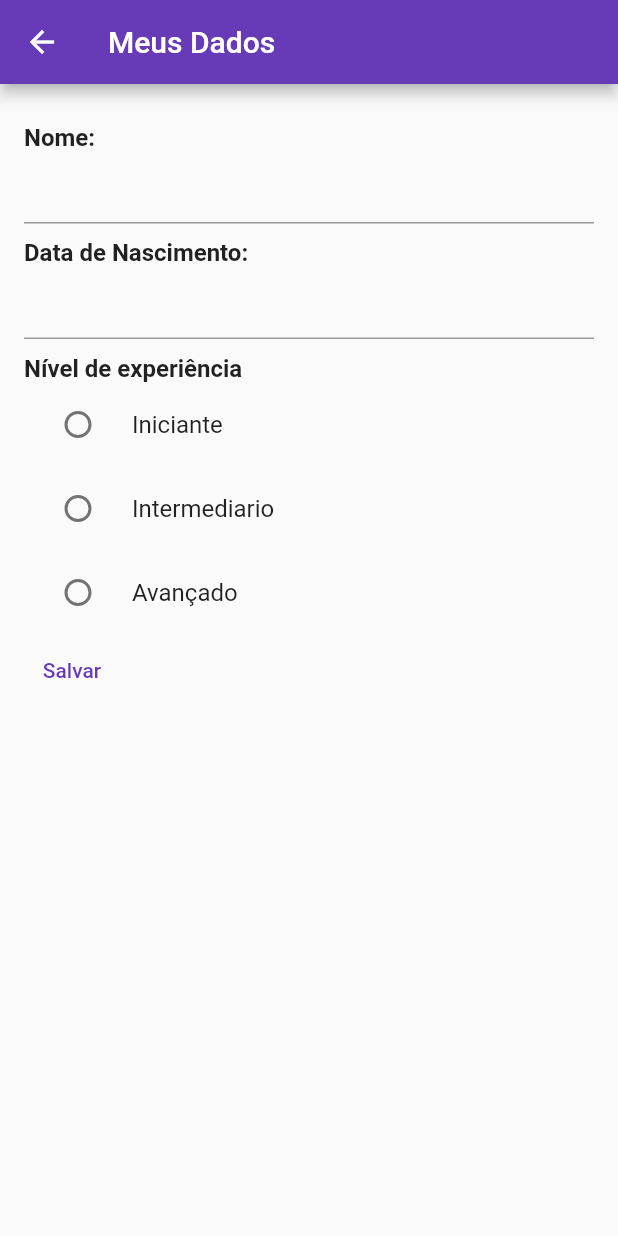
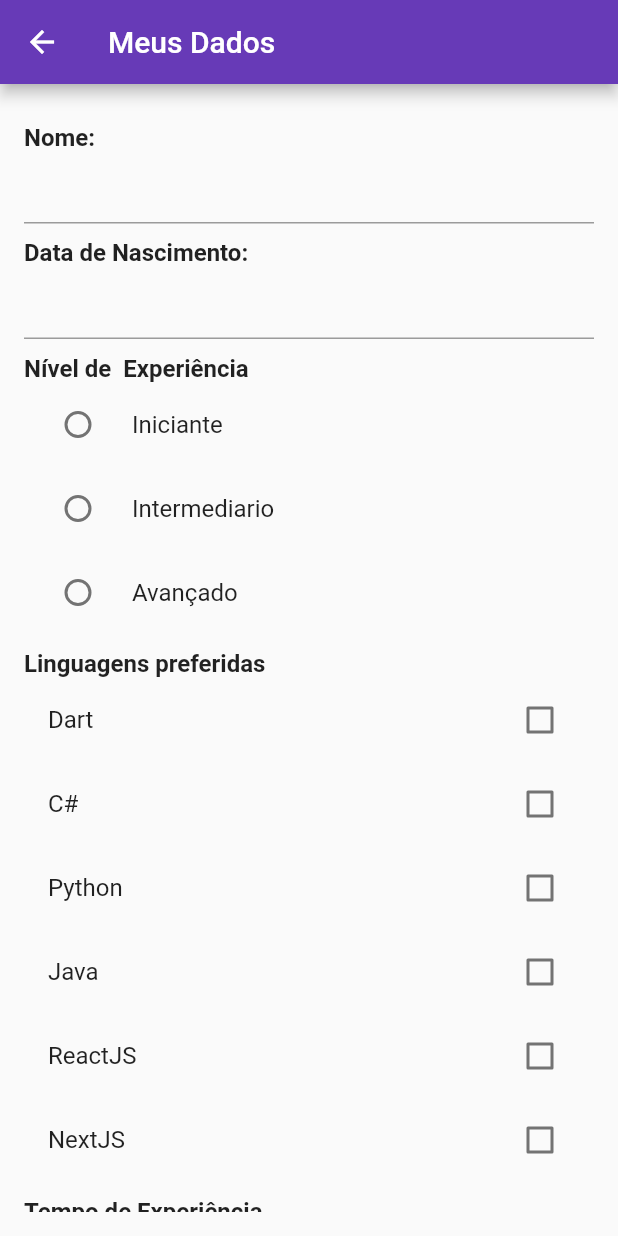
Before and after one commit to WBorges1984/2-trilhaapp-TelaLoginEmFlutter, a Flutter app: the DadosCadastraisPage screen opened directly, on a phone screen of 412 x 824 dp. Run offline on Flutter 3.47's test engine with Material 2 defaults, Android fonts, the phone set to English and light mode, and no system bars; our stand-ins replace google_fonts; network calls fail.

Commit message:
Finalizado os dados cadastrais
Com simulação de consumo de bd e com as validações dos campos

```diff
--- a/lib/pages/dados_cadastrais.dart
+++ b/lib/pages/dados_cadastrais.dart
@@ -1,4 +1,5 @@
 import 'package:flutter/material.dart';
+import 'package:trilhaapp/repositories/linguagens_repository.dart';
 import 'package:trilhaapp/repositories/nivel_repository.dart';
 import 'package:trilhaapp/shared/widgets/text_label.dart';
 
@@ -15,13 +16,35 @@ class _DadosCadastraisPageState extends State<DadosCadastraisPage> {
       TextEditingController(text: "");
   DateTime? dataNascimento;
   var nivelRepository = NivelRepository();
+  var linguagensRepository = LinguagensRepository();
   var niveis = [];
+  var linguagens = [];
   var nivelSelecionado = "";
+  var linguagensSelecionadas = [];
+  double salarioEscolhido = 0;
+  int tempoExperiencia = 1;
+
+  bool salvando = false;
+
   @override
   void initState() {
     // TODO: implement initState
     niveis = nivelRepository.retornaNiveis();
+    linguagens = linguagensRepository.retornaLinguagens();
     super.initState();
+  }
+
+  List<DropdownMenuItem<int>> returnItens(int quantidadeMaxima) {
+    var itens = <DropdownMenuItem<int>>[];
+    for (var i = 0; i <= quantidadeMaxima; i++) {
+      itens.add(
+        DropdownMenuItem(
+          child: Text(i.toString()),
+          value: i,
+        ),
+      );
+    }
+    return itens;
   }
 
   @override
@@ -30,8 +53,9 @@ class _DadosCadastraisPageState extends State<DadosCadastraisPage> {
       appBar: AppBar(title: const Text("Meus Dados")),
       body: Padding(
         padding: const EdgeInsets.symmetric(vertical: 16, horizontal: 16),
-        child: Column(
-          crossAxisAlignment: CrossAxisAlignment.start,
+        child: salvando
+            ? const Center(child: CircularProgressIndicator())
+            : ListView(
                 children: [
                   const TextLabel(texto: "Nome:"),
                   TextField(
@@ -52,7 +76,7 @@ class _DadosCadastraisPageState extends State<DadosCadastraisPage> {
                           dataNascimento = data;
                         }
                       }),
-            const TextLabel(texto: "Nível de experiência"),
+                  TextLabel(texto: "Nível de  Experiência"),
                   Column(
                     children: niveis
                         .map((nivel) => RadioListTile(
@@ -63,14 +87,113 @@ class _DadosCadastraisPageState extends State<DadosCadastraisPage> {
                             onChanged: (value) {
                               setState(() {
                                 nivelSelecionado = value.toString();
-                          print(value);
+                                //print(value);
                               });
                             }))
                         .toList(),
                   ),
+                  const TextLabel(texto: "Linguagens preferidas"),
+                  Column(
+                    children: linguagens
+                        .map((linguagem) => CheckboxListTile(
+                            title: Text(linguagem),
+                            value: linguagensSelecionadas.contains(linguagem),
+                            onChanged: (bool? value) {
+                              if (value!) {
+                                setState(() {
+                                  linguagensSelecionadas.add(linguagem);
+                                });
+                              } else {
+                                setState(() {
+                                  linguagensSelecionadas.remove(linguagem);
+                                });
+                              }
+                            }))
+                        .toList(),
+                  ),
+                  TextLabel(texto: "Tempo de Experiência"),
+                  DropdownButton(
+                      value: tempoExperiencia,
+                      isExpanded: true,
+                      items: returnItens(50),
+                      onChanged: (value) {
+                        setState(() {
+                          tempoExperiencia = int.parse(value.toString());
+                        });
+                      }),
+                  TextLabel(
+                      texto:
+                          "Pretanção Salarial R\$ ${salarioEscolhido.round().toString()}"),
+                  Slider(
+                      min: 0,
+                      max: 10000,
+                      value: salarioEscolhido,
+                      onChanged: (double value) {
+                        setState(() {
+                          salarioEscolhido = value;
+                        });
+                      }),
                   TextButton(
                       onPressed: () {
-                  print(nomeController.text);
+                        setState(() {
+                          salvando = false;
+                        });
+
+                        if (nomeController.text.trim().length < 3) {
+                          ScaffoldMessenger.of(context).showSnackBar(
+                              const SnackBar(
+                                  content:
+                                      Text("O nome deve ser preenchido.")));
+                          return;
+                        }
+                        if (dataNascimento == null) {
+                          ScaffoldMessenger.of(context).showSnackBar(
+                              const SnackBar(
+                                  content:
+                                      Text("Data de nascimento inválida")));
+                          return;
+                        }
+                        if (nivelSelecionado.trim() == "") {
+                          ScaffoldMessenger.of(context).showSnackBar(
+                              const SnackBar(
+                                  content:
+                                      Text("O nível deve ser selecionado")));
+                          return;
+                        }
+                        if (linguagensSelecionadas.isEmpty) {
+                          ScaffoldMessenger.of(context).showSnackBar(
+                              const SnackBar(
+                                  content: Text(
+                                      "Desve selecionar ao menos uma linguagem")));
+                          return;
+                        }
+                        if (tempoExperiencia == 0) {
+                          ScaffoldMessenger.of(context).showSnackBar(
+                              const SnackBar(
+                                  content:
+                                      Text("Experiência mínima de um ano")));
+                          return;
+                        }
+                        if (salarioEscolhido == 0) {
+                          ScaffoldMessenger.of(context).showSnackBar(const SnackBar(
+                              content: Text(
+                                  "Pretenção salarial deve ser maior que zero")));
+                          return;
+                        }
+
+                        setState(() {
+                          salvando = true;
+                        });
+
+                        Future.delayed(Duration(seconds: 2), () {
+                          ScaffoldMessenger.of(context).showSnackBar(
+                              const SnackBar(
+                                  content: Text("Dados salvos com sucesso!!")));
+                          setState(() {
+                            salvando = false;
+                          });
+                          Navigator.pop(context);
+                        });
                       },
                       child: const Text("Salvar"))
                 ],
--- a/lib/pages/login_pages.dart
+++ b/lib/pages/login_pages.dart
@@ -134,8 +134,8 @@ class _LoginPageState extends State<LoginPage> {
                       child: TextButton(
                           onPressed: () {
                             if (emailController.text.trim() ==
-                                    "willian@gmail.com" &&
-                                senhaController.text.trim() == "123") {
+                                    "willianodhara@gmail.com" &&
+                                senhaController.text.trim() == "") {
                               Navigator.pushReplacement(
                                   context,
                                   MaterialPageRoute(
--- /dev/null
+++ b/lib/repositories/linguagens_repository.dart
@@ -0,0 +1,5 @@
+class LinguagensRepository {
+  List<String> retornaLinguagens() {
+    return ["Dart", "C#", "Python", "Java", "ReactJS", "NextJS"];
+  }
+}
```
Lines whose indentation alone changed are shown as unchanged.
